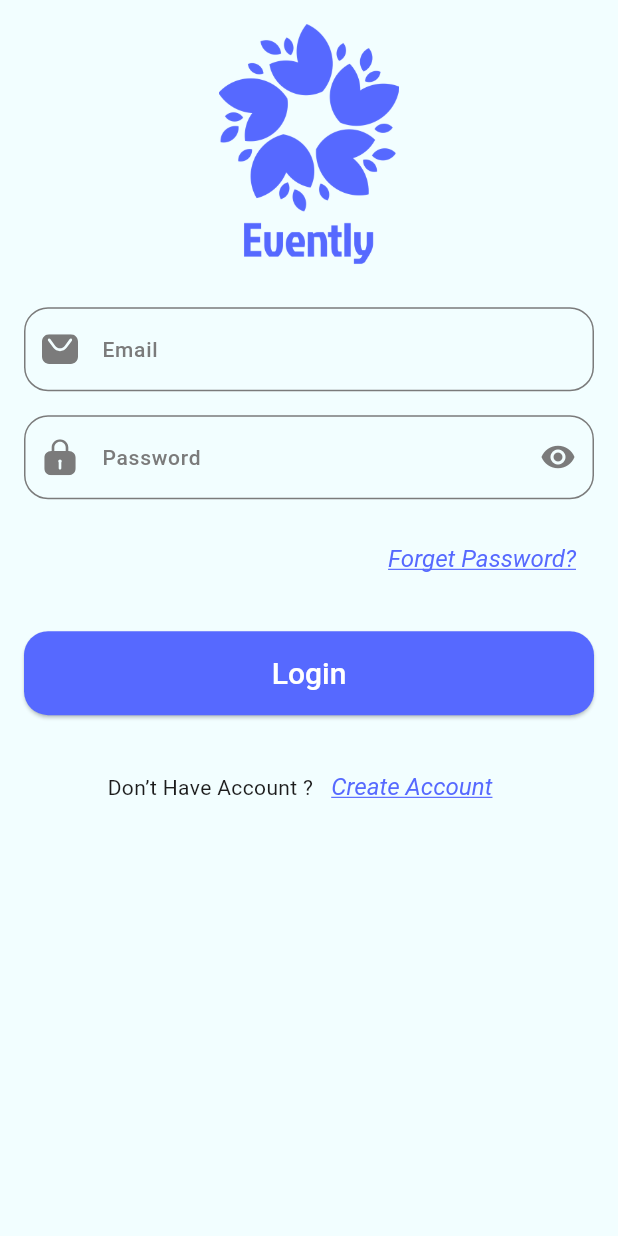
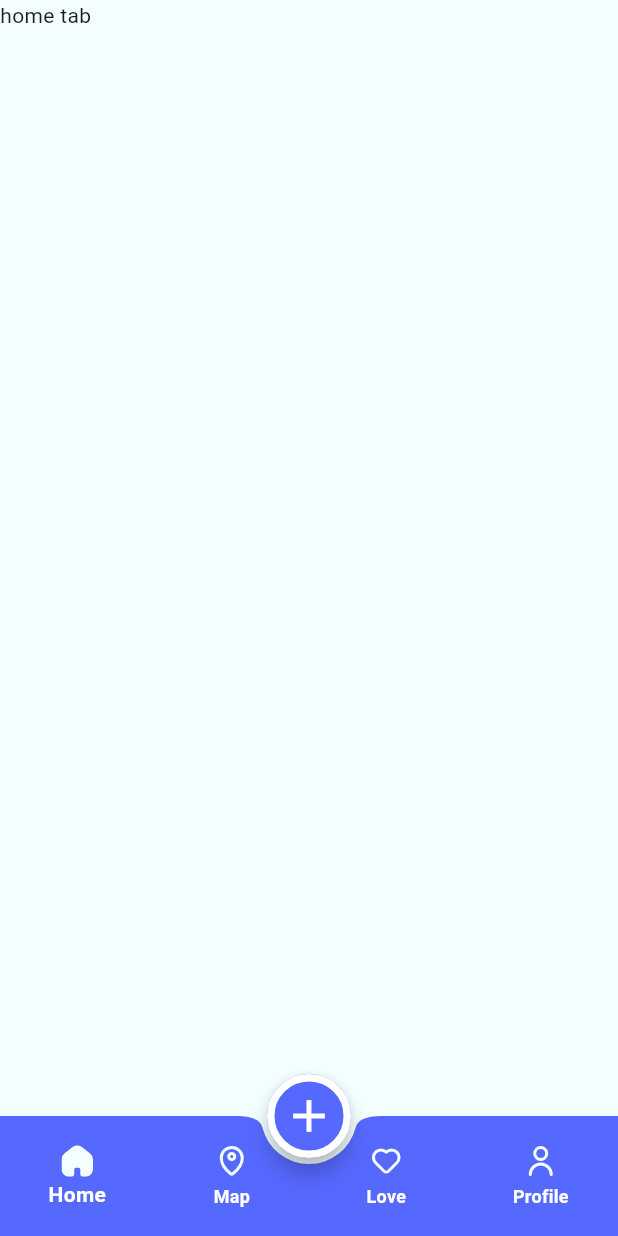
Before and after one commit to bavly97/Evently, a Flutter app: the screen it shows after launch, on a phone screen of 412 x 824 dp. Run offline on Flutter 3.47's test engine with Material 3 defaults, Android fonts, the phone set to English and light mode, and no system bars; our stand-ins replace flutter_svg.

Commit message:
implement home screen

```diff
--- a/lib/app_theme.dart
+++ b/lib/app_theme.dart
@@ -12,8 +12,32 @@ class AppTheme {
   static ThemeData lightTheme = ThemeData(
     scaffoldBackgroundColor: backgroundLight,
     primaryColor: primary,
-    appBarTheme: AppBarTheme(
-
+    appBarTheme: AppBarTheme(),
+    floatingActionButtonTheme: FloatingActionButtonThemeData(
+      backgroundColor: primary,
+      foregroundColor: white,
+      shape: CircleBorder(
+        side: BorderSide(
+          width: 5,
+          color: white,
+        ),
+      ),
+    ),
+    bottomNavigationBarTheme: BottomNavigationBarThemeData(
+      backgroundColor: primary,
+      type: BottomNavigationBarType.fixed,
+      selectedLabelStyle: TextStyle(
+        fontSize: 14,
+        fontWeight: FontWeight.w700,
+        color: white,
+      ),
+      unselectedLabelStyle: TextStyle(
+        fontSize: 12,
+        fontWeight: FontWeight.w700,
+        color: white,
+      ),
+      selectedItemColor: white,
+      unselectedItemColor: white,
     ),
     inputDecorationTheme: InputDecorationTheme(
       hintStyle: TextStyle(
@@ -93,6 +117,6 @@ class AppTheme {
         fontWeight: FontWeight.w500,
       ),
     ),
-    );
+  );
   static ThemeData darkTheme = ThemeData();
 }
--- a/lib/main.dart
+++ b/lib/main.dart
@@ -1,4 +1,5 @@
 import 'package:evently/app_theme.dart';
+import 'package:evently/screens/home_screen.dart';
 import 'package:evently/screens/login_scree.dart';
 import 'package:evently/screens/register_screen.dart';
 import 'package:flutter/material.dart';
@@ -15,9 +16,10 @@ class EventlyApp extends StatelessWidget {
       routes: {
         LoginScree.routeName: (_) => LoginScree(),
         RegisterScreen.routeName: (_) => RegisterScreen(),
+        HomeScreen.routeName: (_) => HomeScreen(),
       },
-      initialRoute:  LoginScree.routeName,
-      theme:AppTheme.lightTheme ,
+      initialRoute: HomeScreen.routeName,
+      theme: AppTheme.lightTheme,
       darkTheme: AppTheme.darkTheme,
       themeMode: ThemeMode.light,
     );
--- /dev/null
+++ b/lib/screens/home_screen.dart
@@ -0,0 +1,71 @@
+import 'package:evently/app_theme.dart';
+import 'package:evently/tabs/home/home_tab.dart';
+import 'package:evently/tabs/love/love_tab.dart';
+import 'package:evently/tabs/map/map_tab.dart';
+import 'package:evently/tabs/profile/profile_tab.dart';
+import 'package:evently/widgets/nav_bar_icon.dart';
+import 'package:flutter/material.dart';
+
+class HomeScreen extends StatefulWidget {
+  static const String routeName = '/home';
+
+  @override
+  State<HomeScreen> createState() => _HomeScreenState();
+}
+
+class _HomeScreenState extends State<HomeScreen> {
+  int currentIndex = 0;
+  List<Widget> tabs = [
+    HomeTab(),
+    MapTab(),
+    LoveTab(),
+    ProfileTab(),
+  ];
+
+  @override
+  Widget build(BuildContext context) {
+    return Scaffold(
+      body: tabs[currentIndex],
+      bottomNavigationBar: BottomAppBar(
+        clipBehavior: Clip.antiAliasWithSaveLayer,
+        elevation: 0,
+        color: AppTheme.primary,
+        padding: EdgeInsets.zero,
+        shape: CircularNotchedRectangle(),
+        child: BottomNavigationBar(
+          currentIndex: currentIndex,
+          onTap: (index) {
+            currentIndex = index;
+            setState(() {});
+          },
+          items: [
+            BottomNavigationBarItem(
+                icon: NavBarIcon(iconName: 'home'),
+                activeIcon: NavBarIcon(iconName: 'home_active'),
+                label: 'Home'),
+            BottomNavigationBarItem(
+                icon: NavBarIcon(iconName: 'map'),
+                activeIcon: NavBarIcon(iconName: 'map_active'),
+                label: 'Map'),
+            BottomNavigationBarItem(
+                icon: NavBarIcon(iconName: 'love'),
+                activeIcon: NavBarIcon(iconName: 'love_active'),
+                label: 'Love'),
+            BottomNavigationBarItem(
+                icon: NavBarIcon(iconName: 'profile'),
+                activeIcon: NavBarIcon(iconName: 'profile_active'),
+                label: 'Profile'),
+          ],
+        ),
+      ),
+      floatingActionButton: FloatingActionButton(
+        onPressed: () {},
+        child: Icon(
+          size: 36,
+          Icons.add,
+        ),
+      ),
+      floatingActionButtonLocation: FloatingActionButtonLocation.centerDocked,
+    );
+  }
+}
--- /dev/null
+++ b/lib/tabs/home/home_tab.dart
@@ -0,0 +1,10 @@
+import 'package:flutter/material.dart';
+
+class HomeTab extends StatelessWidget {
+
+
+  @override
+  Widget build(BuildContext context) {
+    return Text('home tab');
+  }
+}
--- /dev/null
+++ b/lib/tabs/love/love_tab.dart
@@ -0,0 +1,10 @@
+import 'package:flutter/material.dart';
+
+class LoveTab extends StatelessWidget {
+
+
+  @override
+  Widget build(BuildContext context) {
+    return Text('love tab');
+  }
+}
--- /dev/null
+++ b/lib/tabs/map/map_tab.dart
@@ -0,0 +1,10 @@
+import 'package:flutter/material.dart';
+
+class MapTab extends StatelessWidget {
+
+
+  @override
+  Widget build(BuildContext context) {
+    return Text('map tab');
+  }
+}
--- /dev/null
+++ b/lib/tabs/profile/profile_tab.dart
@@ -0,0 +1,10 @@
+import 'package:flutter/material.dart';
+
+class ProfileTab extends StatelessWidget {
+
+
+  @override
+  Widget build(BuildContext context) {
+    return Text('profile tab');
+  }
+}
--- /dev/null
+++ b/lib/widgets/nav_bar_icon.dart
@@ -0,0 +1,16 @@
+import 'package:flutter/material.dart';
+import 'package:flutter_svg/svg.dart';
+
+class NavBarIcon extends StatelessWidget {
+  String iconName;
+  NavBarIcon({required this.iconName});
+  @override
+  Widget build(BuildContext context) {
+    return SvgPicture.asset(
+      'assets/icons/$iconName.svg',
+      width: 24,
+      height: 24,
+      fit: BoxFit.scaleDown,
+    );
+  }
+}
```
